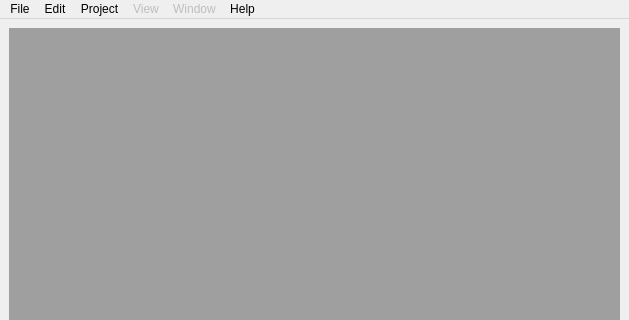
The window that gui/ui/MainWindow.ui (ruimaciel/femp) describes before a commit, drawn with Qt 5; both pictures show x 0 to 629 and y 0 to 320 of the 629 by 544 pixel window.
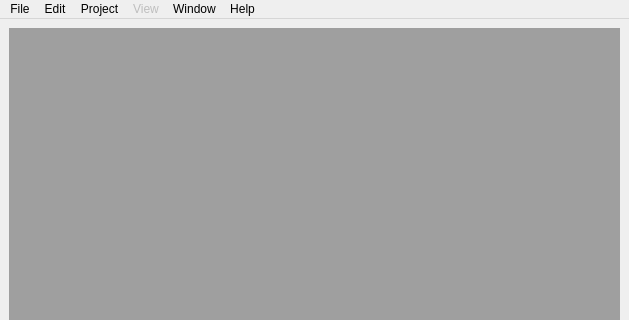
The same window after the commit.

Commit message: MainWindow: implemented a way to create more MDI viewports

The edit to the form file:
```diff
--- a/gui/ui/MainWindow.ui
+++ b/gui/ui/MainWindow.ui
@@ -46,7 +46,7 @@
    </widget>
    <widget class="QMenu" name="menuWindow">
     <property name="enabled">
-     <bool>false</bool>
+     <bool>true</bool>
     </property>
     <property name="title">
      <string>Window</string>
```
Left out of the diff: 6 changed lines with no effect on the pictures. The commit also changes 2 other files.
